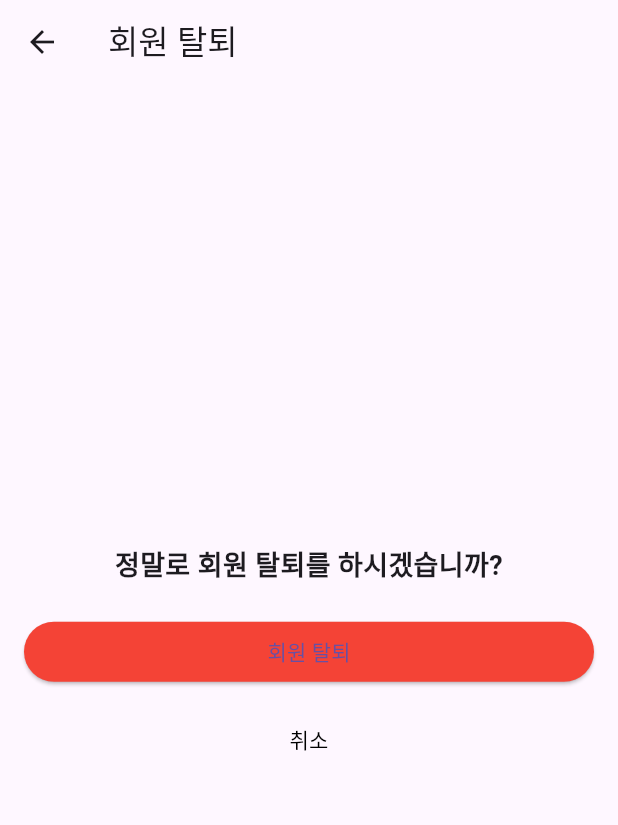
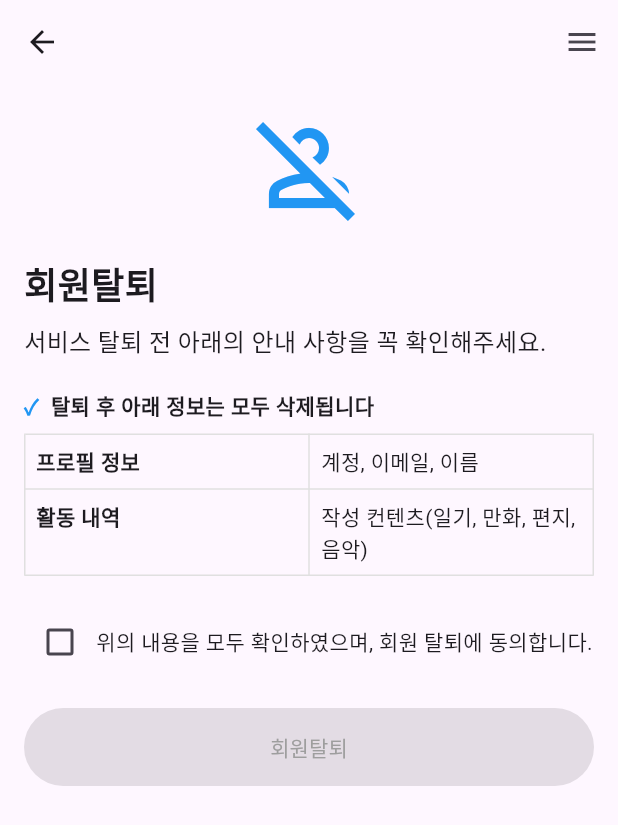
Before and after one commit to Tune-Manner/wisely-diary-frontend, a Flutter app: the MemberDeactivatePage screen opened directly, on a phone screen of 412 x 824 dp. Shown: the top 825 px of the screen. Run offline on Flutter 3.47's test engine with Material 3 defaults, Android fonts, the phone set to English and light mode, and no system bars; our stand-ins replace google_sign_in, supabase_flutter, table_calendar; missing offline and left inert: gotrue, kakao_flutter_sdk_user; accounts and stored records are empty.

Commit message:
feat : design withdrawl page

```diff
--- a/lib/member_deactivate.dart
+++ b/lib/member_deactivate.dart
@@ -1,15 +1,55 @@
 import 'package:flutter/material.dart';
 import 'package:supabase_flutter/supabase_flutter.dart';
 import 'package:http/http.dart' as http;
-import 'dart:convert';
 import 'main.dart';
 
-class MemberDeactivatePage extends StatelessWidget {
+class MemberDeactivatePage extends StatefulWidget {
   const MemberDeactivatePage({Key? key}) : super(key: key);
+
+  @override
+  _MemberDeactivatePageState createState() => _MemberDeactivatePageState();
+}
+
+class _MemberDeactivatePageState extends State<MemberDeactivatePage> {
+  bool _isAgreed = false;
+
+  Future<void> _showConfirmationDialog(BuildContext context) async {
+    return showDialog<void>(
+      context: context,
+      barrierDismissible: false,
+      builder: (BuildContext dialogContext) {
+        return AlertDialog(
+          title: Text('회원 탈퇴 확인'),
+          content: SingleChildScrollView(
+            child: ListBody(
+              children: <Widget>[
+                Text('정말 탈퇴하시겠습니까?'),
+                Text('이 작업은 되돌릴 수 없습니다.'),
+              ],
+            ),
+          ),
+          actions: <Widget>[
+            TextButton(
+              child: Text('취소'),
+              onPressed: () {
+                Navigator.of(dialogContext).pop();
+              },
+            ),
+            TextButton(
+              child: Text('확인'),
+              onPressed: () {
+                Navigator.of(dialogContext).pop();
+                _deactivateAccount(context);
+              },
+            ),
+          ],
+        );
+      },
+    );
+  }
 
   Future<void> _deactivateAccount(BuildContext context) async {
     final user = Supabase.instance.client.auth.currentUser;
-
     if (user != null) {
       try {
         // 1. member 테이블에서 해당 사용자의 member_status를 'deactivate'로 수정
@@ -17,14 +57,12 @@ class MemberDeactivatePage extends StatelessWidget {
             .from('member')
             .update({'member_status': 'deactive'})
             .eq('member_id', user.id);
-
         print("회원 탈퇴 결과: $response");
 
         // 2. Supabase 인증에서 사용자 삭제
         final supabaseUrl = 'https://rgsasjlstibbmhvrjoiv.supabase.co';
         final supabaseKey = 'eyJhbGciOiJIUzI1NiIsInR5cCI6IkpXVCJ9.eyJpc3MiOiJzdXBhYmFzZSIsInJlZiI6InJnc2FzamxzdGliYm1odnJqb2l2Iiwicm9sZSI6InNlcnZpY2Vfcm9sZSIsImlhdCI6MTcyMTcwNTYyOSwiZXhwIjoyMDM3MjgxNjI5fQ.KTyocsc_Pdl3v-J0T1O56Z_yeSCvi9G9TrnZ4k0FIlc';
         final deleteUrl = '$supabaseUrl/auth/v1/admin/users/${user.id}';
-
         final deleteResponse = await http.delete(
           Uri.parse(deleteUrl),
           headers: {
@@ -33,17 +71,9 @@ class MemberDeactivatePage extends StatelessWidget {
           },
         );
 
-        // if (deleteResponse.statusCode == 204) {
-        //   print("사용자 삭제 성공");
-        // } else {
-        //   print("사용자 삭제 실패: ${deleteResponse.body}");
-        //   throw Exception('사용자 삭제 실패');
-        // }
-
         // 3. 로그아웃 처리
         await Supabase.instance.client.auth.signOut();
 
-        print("1-1");
         // 탈퇴 후 메인 페이지로 이동
         Navigator.pushAndRemoveUntil(
           context,
@@ -53,7 +83,6 @@ class MemberDeactivatePage extends StatelessWidget {
       } catch (e, stackTrace) {
         print("탈퇴 중 오류 발생: $e");
         print("스택트레이스: $stackTrace");
-        // 오류 메시지 표시
         ScaffoldMessenger.of(context).showSnackBar(
           SnackBar(
             content: Text('회원 탈퇴 중 오류가 발생했습니다. 다시 시도해주세요.'),
@@ -67,37 +96,126 @@ class MemberDeactivatePage extends StatelessWidget {
   Widget build(BuildContext context) {
     return Scaffold(
       appBar: AppBar(
-        title: Text('회원 탈퇴'),
+        leading: IconButton(
+          icon: Icon(Icons.arrow_back),
+          onPressed: () => Navigator.pop(context),
         ),
-      body: Padding(
+        actions: [
+          IconButton(
+            icon: Icon(Icons.menu),
+            onPressed: () {
+              // 메뉴 동작 구현
+            },
+          ),
+        ],
+      ),
+      body: SingleChildScrollView(
+        child: Padding(
           padding: const EdgeInsets.all(16.0),
           child: Column(
-          mainAxisAlignment: MainAxisAlignment.center,
-          crossAxisAlignment: CrossAxisAlignment.stretch,
+            crossAxisAlignment: CrossAxisAlignment.start,
             children: [
-            Text(
-              '정말로 회원 탈퇴를 하시겠습니까?',
-              style: TextStyle(fontSize: 18, fontWeight: FontWeight.bold),
-              textAlign: TextAlign.center,
+              Center(
+                child: Icon(
+                  Icons.person_off_outlined,
+                  size: 80,
+                  color: Colors.blue,
+                ),
               ),
               SizedBox(height: 20),
-            ElevatedButton(
-              style: ElevatedButton.styleFrom(
-                backgroundColor: Colors.red, // 버튼 색상
-              ),
-              onPressed: () => _deactivateAccount(context),
-              child: Text('회원 탈퇴'),
+              Text(
+                '회원탈퇴',
+                style: TextStyle(fontSize: 24, fontWeight: FontWeight.bold),
               ),
               SizedBox(height: 10),
-            TextButton(
-              onPressed: () {
-                Navigator.pop(context);
+              Text(
+                '서비스 탈퇴 전 아래의 안내 사항을 꼭 확인해주세요.',
+                style: TextStyle(fontSize: 16),
+              ),
+              SizedBox(height: 20),
+              _buildInfoTable('탈퇴 후 아래 정보는 모두 삭제됩니다'),
+              // SizedBox(height: 20),
+              // _buildInfoTable('탈퇴 후에 일부 정보는 남아 있습니다'),
+              SizedBox(height: 20),
+              Row(
+                children: [
+                  Checkbox(
+                    value: _isAgreed,
+                    onChanged: (bool? value) {
+                      setState(() {
+                        _isAgreed = value ?? false;
+                      });
                     },
-              child: Text('취소', style: TextStyle(color: Colors.black)),
+                  ),
+                  Expanded(
+                    child: Text(
+                      '위의 내용을 모두 확인하였으며, 회원 탈퇴에 동의합니다.',
+                      style: TextStyle(fontSize: 14),
+                    ),
+                  ),
+                ],
+              ),
+              SizedBox(height: 20),
+              SizedBox(
+                width: double.infinity,
+                child: ElevatedButton(
+                  style: ElevatedButton.styleFrom(
+                    backgroundColor: _isAgreed ? Colors.grey : Colors.grey.shade300,
+                    padding: EdgeInsets.symmetric(vertical: 16),
+                  ),
+                  onPressed: _isAgreed ? () => _showConfirmationDialog(context) : null,
+                  child: Text('회원탈퇴', style: TextStyle(color: _isAgreed ? Colors.white : Colors.grey)),
+                ),
               ),
             ],
           ),
         ),
+      ),
+    );
+  }
+
+  Widget _buildInfoTable(String title) {
+    return Column(
+      crossAxisAlignment: CrossAxisAlignment.start,
+      children: [
+        Row(
+          children: [
+            Text('✓', style: TextStyle(color: Colors.blue, fontWeight: FontWeight.bold)),
+            SizedBox(width: 8),
+            Text(title, style: TextStyle(fontWeight: FontWeight.bold)),
+          ],
+        ),
+        SizedBox(height: 8),
+        Table(
+          border: TableBorder.all(color: Colors.grey.shade300),
+          children: [
+            TableRow(
+              children: [
+                Padding(
+                  padding: const EdgeInsets.all(8.0),
+                  child: Text('프로필 정보', style: TextStyle(fontWeight: FontWeight.bold)),
+                ),
+                Padding(
+                  padding: const EdgeInsets.all(8.0),
+                  child: Text('계정, 이메일, 이름'),
+                ),
+              ],
+            ),
+            TableRow(
+              children: [
+                Padding(
+                  padding: const EdgeInsets.all(8.0),
+                  child: Text('활동 내역', style: TextStyle(fontWeight: FontWeight.bold)),
+                ),
+                Padding(
+                  padding: const EdgeInsets.all(8.0),
+                  child: Text('작성 컨텐츠(일기, 만화, 편지, 음악)'),
+                ),
+              ],
+            ),
+          ],
+        ),
+      ],
     );
   }
 }
```
Lines whose indentation alone changed are shown as unchanged.
